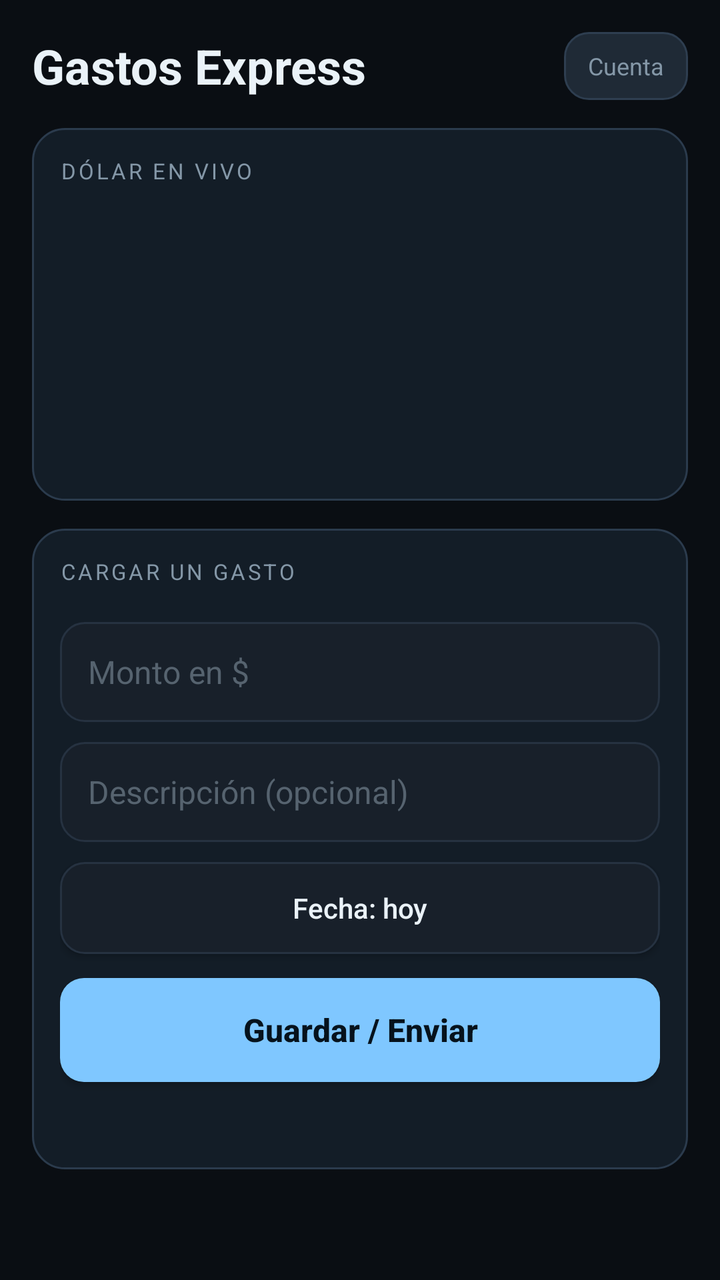
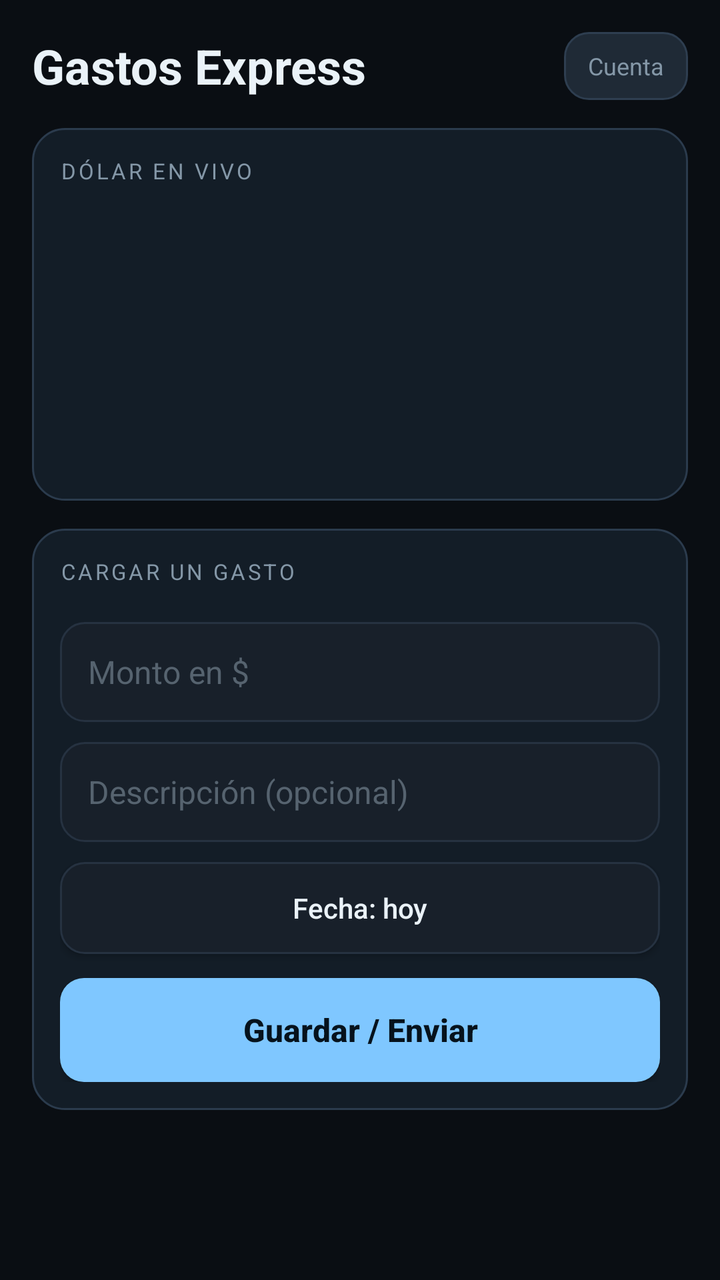

Compare the two renders of this Android layout. The source of the first and the diff that turns it into the second are given below.
<!-- AndroidManifest.xml: application theme AppTheme -->
<!-- res/layout/activity_panel.xml -->
<?xml version="1.0" encoding="utf-8"?>
<ScrollView xmlns:android="http://schemas.android.com/apk/res/android"
    android:id="@+id/panel_root"
    android:layout_width="match_parent"
    android:layout_height="match_parent"
    android:background="#0A0E13"
    android:fillViewport="true">

    <LinearLayout
        android:layout_width="match_parent"
        android:layout_height="wrap_content"
        android:orientation="vertical"
        android:padding="16dp">

        
        <LinearLayout
            android:layout_width="match_parent"
            android:layout_height="wrap_content"
            android:gravity="center_vertical"
            android:orientation="horizontal">

            <TextView
                android:layout_width="0dp"
                android:layout_height="wrap_content"
                android:layout_weight="1"
                android:text="Gastos Express"
                android:textColor="#EAF2F8"
                android:textSize="24sp"
                android:textStyle="bold" />

            <TextView
                android:id="@+id/p_hoy"
                android:layout_width="wrap_content"
                android:layout_height="wrap_content"
                android:layout_marginEnd="12dp"
                android:textColor="#FF9A7A"
                android:textSize="13sp" />

            <TextView
                android:id="@+id/p_ajustes"
                android:layout_width="wrap_content"
                android:layout_height="34dp"
                android:background="@drawable/chip_bg"
                android:gravity="center"
                android:paddingStart="12dp"
                android:paddingEnd="12dp"
                android:text="Cuenta"
                android:textColor="#8497A7"
                android:textSize="12sp" />
        </LinearLayout>

        
        <LinearLayout
            android:layout_width="match_parent"
            android:layout_height="wrap_content"
            android:layout_marginTop="14dp"
            android:background="@drawable/card_bg"
            android:orientation="vertical"
            android:padding="14dp">

            <LinearLayout
                android:layout_width="match_parent"
                android:layout_height="wrap_content"
                android:gravity="center_vertical"
                android:orientation="horizontal">

                <TextView
                    android:layout_width="0dp"
                    android:layout_height="wrap_content"
                    android:layout_weight="1"
                    android:letterSpacing="0.12"
                    android:text="DÓLAR EN VIVO"
                    android:textColor="#8497A7"
                    android:textSize="11sp" />

                <TextView
                    android:id="@+id/p_hora"
                    android:layout_width="wrap_content"
                    android:layout_height="wrap_content"
                    android:textColor="#4FD699"
                    android:textSize="11sp" />
            </LinearLayout>

            <LinearLayout
                android:id="@+id/p_dolar_chips"
                android:layout_width="match_parent"
                android:layout_height="wrap_content"
                android:layout_marginTop="8dp"
                android:orientation="vertical" />

            <TextView
                android:id="@+id/p_valor"
                android:layout_width="match_parent"
                android:layout_height="wrap_content"
                android:layout_marginTop="10dp"
                android:textColor="#EAF2F8"
                android:textSize="44sp"
                android:textStyle="bold" />

            <TextView
                android:id="@+id/p_detalle"
                android:layout_width="match_parent"
                android:layout_height="wrap_content"
                android:textColor="#8497A7"
                android:textSize="14sp" />

            <TextView
                android:id="@+id/p_tick"
                android:layout_width="match_parent"
                android:layout_height="wrap_content"
                android:layout_marginTop="2dp"
                android:textSize="13sp" />

            <TextView
                android:id="@+id/p_ahorro"
                android:layout_width="match_parent"
                android:layout_height="wrap_content"
                android:layout_marginTop="8dp"
                android:textColor="#9FF0C8"
                android:textSize="15sp" />
        </LinearLayout>

        
        <LinearLayout
            android:layout_width="match_parent"
            android:layout_height="wrap_content"
            android:layout_marginTop="14dp"
            android:background="@drawable/card_bg"
            android:orientation="vertical"
            android:padding="14dp">

            <TextView
                android:layout_width="wrap_content"
                android:layout_height="wrap_content"
                android:letterSpacing="0.12"
                android:text="CARGAR UN GASTO"
                android:textColor="#8497A7"
                android:textSize="11sp" />

            <LinearLayout
                android:id="@+id/p_cat_chips"
                android:layout_width="match_parent"
                android:layout_height="wrap_content"
                android:layout_marginTop="8dp"
                android:orientation="vertical" />

            <EditText
                android:id="@+id/p_monto"
                style="@style/Campo"
                android:hint="Monto en $"
                android:imeOptions="actionNext"
                android:inputType="number"
                android:maxLength="10"
                android:maxLines="1" />

            <EditText
                android:id="@+id/p_nota"
                style="@style/Campo"
                android:hint="Descripción (opcional)"
                android:imeOptions="actionDone"
                android:inputType="textCapSentences"
                android:maxLines="2" />

            <Button
                android:id="@+id/p_fecha"
                android:layout_width="match_parent"
                android:layout_height="46dp"
                android:layout_marginTop="10dp"
                android:background="@drawable/bg_input"
                android:text="Fecha: hoy"
                android:textAllCaps="false"
                android:textColor="#EAF2F8" />

            <Button
                android:id="@+id/p_enviar"
                android:layout_width="match_parent"
                android:layout_height="52dp"
                android:layout_marginTop="12dp"
                android:background="@drawable/btn_accent"
                android:text="Guardar / Enviar"
                android:textAllCaps="false"
                android:textColor="#06121C"
                android:textSize="16sp"
                android:textStyle="bold" />

            <TextView
                android:id="@+id/p_hist"
                android:layout_width="match_parent"
                android:layout_height="wrap_content"
                android:layout_marginTop="12dp"
                android:lineSpacingExtra="3dp"
                android:textColor="#8497A7"
                android:textSize="13sp" />
        </LinearLayout>
    </LinearLayout>
</ScrollView>
<!-- resources referenced by this layout -->
<resources>
  <!-- drawable bg_input (drawable) -->
  <?xml version="1.0" encoding="utf-8"?>
  <shape xmlns:android="http://schemas.android.com/apk/res/android" android:shape="rectangle">
      <solid android:color="#18202A" />
      <corners android:radius="12dp" />
      <stroke android:width="1dp" android:color="#263241" />
  </shape>
  <!-- drawable btn_accent (drawable) -->
  <?xml version="1.0" encoding="utf-8"?>
  <shape xmlns:android="http://schemas.android.com/apk/res/android" android:shape="rectangle">
      <solid android:color="#7FC7FF" />
      <corners android:radius="12dp" />
  </shape>
  <!-- drawable card_bg (drawable) -->
  <?xml version="1.0" encoding="utf-8"?>
  <shape xmlns:android="http://schemas.android.com/apk/res/android" android:shape="rectangle">
      <solid android:color="#CC16212C" />
      <corners android:radius="16dp" />
      <stroke android:width="1dp" android:color="#2B3B4D" />
  </shape>
  <!-- drawable chip_bg (drawable) -->
  <?xml version="1.0" encoding="utf-8"?>
  <shape xmlns:android="http://schemas.android.com/apk/res/android" android:shape="rectangle">
      <solid android:color="#1F2A36" />
      <corners android:radius="12dp" />
      <stroke android:width="1dp" android:color="#2E3E50" />
  </shape>
  <style name="Campo">
          <item name="android:layout_width">match_parent</item>
          <item name="android:layout_height">50dp</item>
          <item name="android:layout_marginTop">10dp</item>
          <item name="android:background">@drawable/bg_input</item>
          <item name="android:paddingStart">14dp</item>
          <item name="android:paddingEnd">14dp</item>
          <item name="android:textColor">#EAF2F8</item>
          <item name="android:textColorHint">#56636F</item>
          <item name="android:textSize">16sp</item>
      </style>
  <style name="AppTheme" parent="android:Theme.Material.NoActionBar">
          <item name="android:windowBackground">#0A0E13</item>
          <item name="android:statusBarColor">#0A0E13</item>
          <item name="android:navigationBarColor">#0A0E13</item>
      </style>
</resources>

<!-- the commit's change to res/layout/activity_panel.xml (unified diff, before → after) -->
@@ -182,15 +182,6 @@
                 android:textColor="#06121C"
                 android:textSize="16sp"
                 android:textStyle="bold" />
-
-            <TextView
-                android:id="@+id/p_hist"
-                android:layout_width="match_parent"
-                android:layout_height="wrap_content"
-                android:layout_marginTop="12dp"
-                android:lineSpacingExtra="3dp"
-                android:textColor="#8497A7"
-                android:textSize="13sp" />
         </LinearLayout>
     </LinearLayout>
 </ScrollView>
